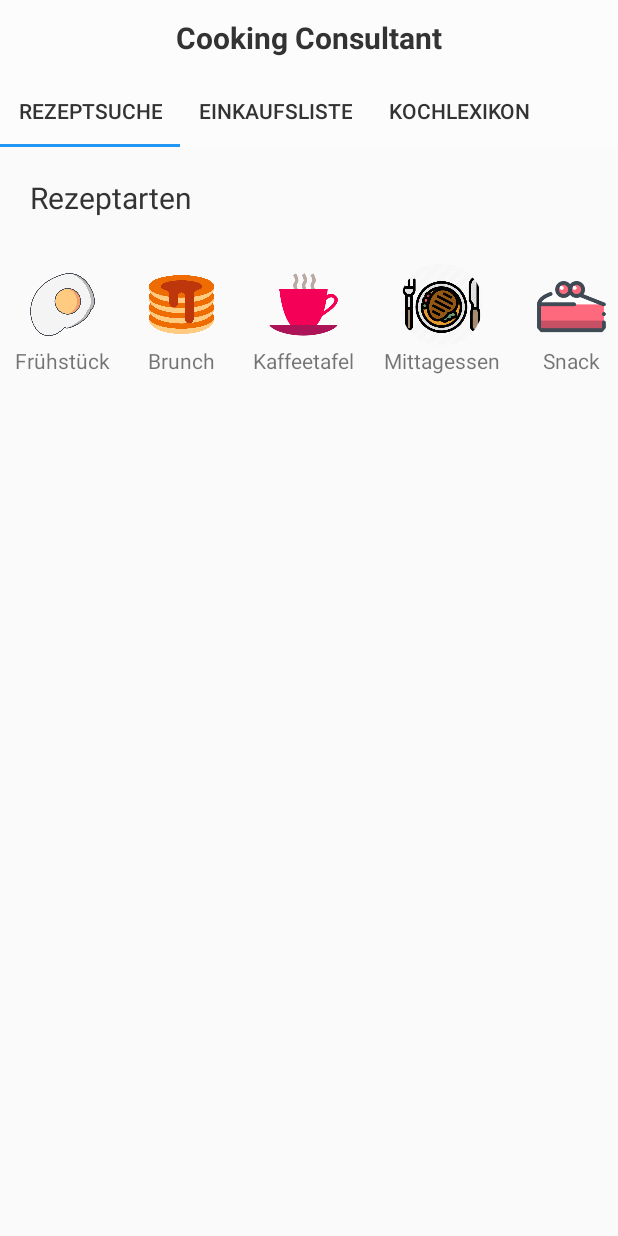
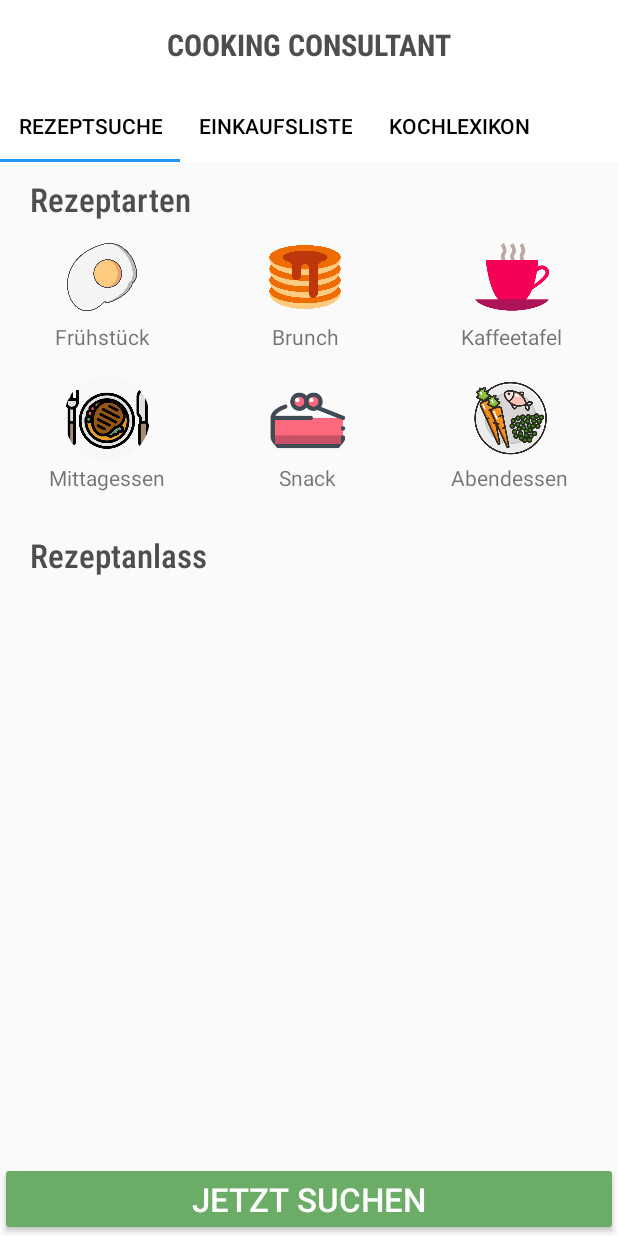
Before and after one commit to SalihColak/Cooking-Consultant, an Android app: the screen it shows after launch (ActivityMain), on a phone screen of 412 x 824 dp. Run offline under Robolectric (Android 15) with nearby library versions, the phone set to English and light mode, and no system bars; our stand-ins replace CircleImageView.

Commit message:
Design Aenderung

```diff
--- a/src/Android/app/src/main/java/cookingconsultant/app/gui/RezeptFragment.java
+++ b/src/Android/app/src/main/java/cookingconsultant/app/gui/RezeptFragment.java
@@ -21,7 +21,7 @@ public class RezeptFragment extends Fragment implements View.OnClickListener {
     View view;
 
     private List<String> rezeptartList = new ArrayList<>();
-    private final String BACKGROUND_COLOR = "#2c7582";
+    private final String BACKGROUND_COLOR = "#6BAD67";
 
     @Nullable
     @Override
@@ -56,10 +56,12 @@ public class RezeptFragment extends Fragment implements View.OnClickListener {
             rezeptartList.remove(circleImageView.getTag().toString());
             circleImageView.setActivated(false);
             circleImageView.setCircleBackgroundColor(Color.parseColor("#E4E4E4"));
+            circleImageView.setBorderColor(Color.parseColor("#E4E4E4"));
         }
         else{
             rezeptartList.add(circleImageView.getTag().toString());
             circleImageView.setActivated(true);
+            circleImageView.setBorderColor(Color.parseColor("#000000"));
             circleImageView.setCircleBackgroundColor(Color.parseColor(BACKGROUND_COLOR));
         }
 
--- a/src/Android/app/src/main/res/layout/activity_main.xml
+++ b/src/Android/app/src/main/res/layout/activity_main.xml
@@ -10,17 +10,19 @@
 
     <com.google.android.material.appbar.AppBarLayout
         android:layout_width="match_parent"
-        android:layout_height="50dp"
+        android:layout_height="60dp"
         app:elevation="0dp"
-        android:gravity="center">
+        android:gravity="center"
+        android:background="@color/colorPrimary">
 
         <TextView
             android:layout_width="wrap_content"
             android:layout_height="wrap_content"
-            android:text="Cooking Consultant"
-            android:textColor="#333"
+            android:text="COOKING CONSULTANT"
+            android:textColor="@color/appname"
             android:textSize="20sp"
-            android:textStyle="bold" />
+            android:textStyle="bold"
+            android:fontFamily="sans-serif-condensed"/>
 
     </com.google.android.material.appbar.AppBarLayout>
 
@@ -30,7 +32,6 @@
         android:layout_height="wrap_content"
         app:tabGravity="fill"
         app:tabMode="scrollable"
-        app:elevation="1dp"
         app:tabTextColor="@color/tabtextcolor"
         android:background="@color/colorPrimary"
         app:tabIndicatorColor="@color/tabindicatorcolor"></com.google.android.material.tabs.TabLayout>
--- a/src/Android/app/src/main/res/layout/rezept_fragment.xml
+++ b/src/Android/app/src/main/res/layout/rezept_fragment.xml
@@ -1,174 +1,236 @@
 <?xml version="1.0" encoding="utf-8"?>
-<LinearLayout xmlns:android="http://schemas.android.com/apk/res/android"
+<RelativeLayout xmlns:android="http://schemas.android.com/apk/res/android"
+    android:layout_width="match_parent"
+    android:layout_height="match_parent"
+    xmlns:app="http://schemas.android.com/apk/res-auto">
+
+    <ScrollView
+        android:layout_above="@id/rezepte_suchen_id"
+        android:id="@+id/scrollview_id"
         android:layout_width="match_parent"
         android:layout_height="wrap_content"
-    xmlns:app="http://schemas.android.com/apk/res-auto"
-    android:orientation="vertical">
-
-
-    <TextView
-        android:id="@+id/rezeptart_id"
-        android:layout_marginTop="20dp"
-        android:layout_marginStart="20dp"
-        android:layout_width="wrap_content"
-        android:layout_height="wrap_content"
-        android:text="Rezeptarten"
-        android:textSize="20sp"
-        android:textColor="@color/tabtextcolor"/>
-
-    <HorizontalScrollView
-        android:layout_width="match_parent"
-        android:layout_height="wrap_content"
-        android:layout_marginTop="20dp"
+        android:layout_alignParentTop="true"
+        android:layout_marginTop="0dp"
         android:scrollbars="none">
 
         <LinearLayout
             android:layout_width="match_parent"
             android:layout_height="wrap_content"
-            android:orientation="horizontal">
+            android:orientation="vertical">
+
+            <TextView
+                android:id="@+id/rezeptart_id"
+                android:layout_width="wrap_content"
+                android:layout_height="wrap_content"
+                android:layout_marginTop="10dp"
+                android:layout_marginStart="20dp"
+                android:text="Rezeptarten"
+                android:textColor="@color/appname"
+                android:textSize="22sp"
+                android:textStyle="bold"
+                android:fontFamily="sans-serif-condensed-light"/>
+
+            <LinearLayout
+                android:layout_width="match_parent"
+                android:layout_height="wrap_content"
+                android:orientation="horizontal"
+                android:weightSum="9">
 
                 <LinearLayout
                     android:layout_width="wrap_content"
                     android:layout_height="wrap_content"
+                    android:layout_weight="3"
                     android:orientation="vertical"
-                android:padding="10dp">
+                    android:padding="7dp">
 
                     <de.hdodenhof.circleimageview.CircleImageView
+                        android:id="@+id/fruehstueck_id"
+                        android:layout_width="60dp"
+                        android:layout_height="60dp"
+                        android:layout_gravity="center"
+                        android:src="@drawable/fruehstueck"
                         android:tag="fruehstueck"
-                    android:id="@+id/fruehstueck_id"
-                    android:layout_width="55dp"
-                    android:layout_height="55dp"
-                    android:src="@drawable/fruehstueck"
                         app:civ_circle_background_color="#E4E4E4"
-                    android:layout_gravity="center"/>
+                        app:civ_border_width="1sp"
+                        app:civ_border_color="@color/transparent"/>
 
                     <TextView
                         android:layout_width="wrap_content"
                         android:layout_height="wrap_content"
-                    android:text="Frühstück"
-                    android:layout_gravity="center"/>
+                        android:layout_gravity="center"
+                        android:text="Frühstück" />
 
                 </LinearLayout>
 
                 <LinearLayout
                     android:layout_width="wrap_content"
                     android:layout_height="wrap_content"
+                    android:layout_weight="3"
                     android:orientation="vertical"
-                android:padding="10dp">
+                    android:padding="7dp">
 
                     <de.hdodenhof.circleimageview.CircleImageView
+                        android:id="@+id/brunch_id"
+                        android:layout_width="60dp"
+                        android:layout_height="60dp"
+                        android:layout_gravity="center"
+                        android:src="@drawable/brunch"
                         android:tag="brunch"
-                    android:id="@+id/brunch_id"
-                    android:layout_width="55dp"
-                    android:layout_height="55dp"
-                    android:src="@drawable/brunch"
                         app:civ_circle_background_color="#E4E4E4"
-                    android:layout_gravity="center"/>
+                        app:civ_border_width="1sp"
+                        app:civ_border_color="@color/transparent"/>
 
                     <TextView
                         android:layout_width="wrap_content"
                         android:layout_height="wrap_content"
-                    android:text="Brunch"
-                    android:layout_gravity="center"/>
+                        android:layout_gravity="center"
+                        android:text="Brunch" />
 
                 </LinearLayout>
 
                 <LinearLayout
                     android:layout_width="wrap_content"
                     android:layout_height="wrap_content"
+                    android:layout_weight="3"
                     android:orientation="vertical"
-            android:padding="10dp">
+                    android:padding="7dp">
 
                     <de.hdodenhof.circleimageview.CircleImageView
+                        android:id="@+id/kafeetafel_id"
+                        android:layout_width="60dp"
+                        android:layout_height="60dp"
+                        android:layout_gravity="center"
+                        android:src="@drawable/kaffetafel"
                         android:tag="kafeetafel"
-                android:id="@+id/kafeetafel_id"
-                android:layout_width="55dp"
-                android:layout_height="55dp"
-                android:src="@drawable/kaffetafel"
                         app:civ_circle_background_color="#E4E4E4"
-                android:layout_gravity="center"/>
+                        app:civ_border_width="1sp"
+                        app:civ_border_color="@color/transparent"/>
 
                     <TextView
                         android:layout_width="wrap_content"
                         android:layout_height="wrap_content"
-                android:text="Kaffeetafel"
-                android:layout_gravity="center"/>
+                        android:layout_gravity="center"
+                        android:text="Kaffeetafel" />
+
+                </LinearLayout>
+
+            </LinearLayout>
+
+            <LinearLayout
+                android:layout_width="match_parent"
+                android:layout_height="wrap_content"
+                android:orientation="horizontal"
+                android:weightSum="9">
+
+                <LinearLayout
+                    android:layout_width="wrap_content"
+                    android:layout_height="wrap_content"
+                    android:layout_weight="3"
+                    android:orientation="vertical"
+                    android:padding="7dp">
+
+                    <de.hdodenhof.circleimageview.CircleImageView
+                        android:id="@+id/mittagessen_id"
+                        android:layout_width="60dp"
+                        android:layout_height="60dp"
+                        android:layout_gravity="center"
+                        android:src="@drawable/mittagessen"
+                        android:tag="mittagessen"
+                        app:civ_circle_background_color="#E4E4E4"
+                        app:civ_border_width="1sp"
+                        app:civ_border_color="@color/transparent"/>
+
+                    <TextView
+                        android:layout_width="wrap_content"
+                        android:layout_height="wrap_content"
+                        android:layout_gravity="center"
+                        android:text="Mittagessen" />
 
                 </LinearLayout>
 
                 <LinearLayout
                     android:layout_width="wrap_content"
                     android:layout_height="wrap_content"
+                    android:layout_weight="3"
                     android:orientation="vertical"
-                android:padding="10dp">
+                    android:padding="7dp">
 
                     <de.hdodenhof.circleimageview.CircleImageView
-                    android:tag="mittagessen"
-                    android:id="@+id/mittagessen_id"
-                    android:layout_width="55dp"
-                    android:layout_height="55dp"
-                    android:src="@drawable/mittagessen"
+                        android:id="@+id/snack_id"
+                        android:layout_width="60dp"
+                        android:layout_height="60dp"
+                        android:layout_gravity="center"
+                        android:src="@drawable/snack"
+                        android:tag="snack"
                         app:civ_circle_background_color="#E4E4E4"
-                    android:layout_gravity="center"/>
+                        app:civ_border_width="1sp"
+                        app:civ_border_color="@color/transparent"/>
 
                     <TextView
                         android:layout_width="wrap_content"
                         android:layout_height="wrap_content"
-                    android:text="Mittagessen"
-                    android:layout_gravity="center"/>
+                        android:layout_gravity="center"
+                        android:text="Snack" />
 
                 </LinearLayout>
 
                 <LinearLayout
                     android:layout_width="wrap_content"
                     android:layout_height="wrap_content"
+                    android:layout_weight="3"
                     android:orientation="vertical"
-                android:padding="10dp">
+                    android:padding="7dp">
 
                     <de.hdodenhof.circleimageview.CircleImageView
-                    android:tag="snack"
-                    android:id="@+id/snack_id"
-                    android:layout_width="55dp"
-                    android:layout_height="55dp"
-                    android:src="@drawable/snack"
+                        android:id="@+id/abendessen_id"
+                        android:layout_width="60dp"
+                        android:layout_height="60dp"
+                        android:layout_gravity="center"
+                        android:src="@drawable/abendessen"
+                        android:tag="abendessen"
                         app:civ_circle_background_color="#E4E4E4"
-                    android:layout_gravity="center"/>
+                        app:civ_border_width="1sp"
+                        app:civ_border_color="@color/transparent"/>
 
                     <TextView
                         android:layout_width="wrap_content"
                         android:layout_height="wrap_content"
-                    android:text="Snack"
-                    android:layout_gravity="center"/>
+                        android:layout_gravity="center"
+                        android:text="Abendessen" />
 
                 </LinearLayout>
 
-            <LinearLayout
-                android:layout_width="wrap_content"
-                android:layout_height="wrap_content"
-                android:orientation="vertical"
-                android:padding="10dp">
-
-                <de.hdodenhof.circleimageview.CircleImageView
-                    android:tag="abendessen"
-                    android:id="@+id/abendessen_id"
-                    android:layout_width="55dp"
-                    android:layout_height="55dp"
-                    android:src="@drawable/abendessen"
-                    app:civ_circle_background_color="#E4E4E4"
-                    android:layout_gravity="center"/>
-
-                <TextView
-                    android:layout_width="wrap_content"
-                    android:layout_height="wrap_content"
-                    android:text="Abendessen"
-                    android:layout_gravity="center"/>
 
             </LinearLayout>
 
+            <TextView
+                android:id="@+id/rezeptanlass_id"
+                android:layout_width="wrap_content"
+                android:layout_height="wrap_content"
+                android:layout_marginStart="20dp"
+                android:layout_marginTop="20dp"
+                android:text="Rezeptanlass"
+                android:textColor="@color/appname"
+                android:textSize="22sp"
+                android:textStyle="bold"
+                android:fontFamily="sans-serif-condensed-light" />
+
+
         </LinearLayout>
 
-    </HorizontalScrollView>
+
+    </ScrollView>
+
+    <Button
+        android:id="@+id/rezepte_suchen_id"
+        style="@style/Widget.AppCompat.Button.Colored"
+        android:layout_width="match_parent"
+        android:layout_height="wrap_content"
+        android:layout_alignParentBottom="true"
+
+        android:text="Jetzt Suchen"
+        android:textSize="22sp" />
 
 
 
-</LinearLayout>
+</RelativeLayout>
--- a/src/Android/app/src/main/res/values/colors.xml
+++ b/src/Android/app/src/main/res/values/colors.xml
@@ -1,9 +1,12 @@
 <?xml version="1.0" encoding="utf-8"?>
 <resources>
-    <color name="colorPrimary">#FCFCFC</color>
-    <color name="colorPrimaryDark">#707070</color>
-    <color name="colorAccent">#D81B60</color>
+    <color name="colorPrimary">#FFFFFF</color>
+    <color name="colorPrimaryDark">#6BAD67</color>
+    <color name="colorAccent">#6BAD67</color>
     <color name="white">#ffffff</color>
-    <color name="tabtextcolor">#333</color>
+    <color name="tabtextcolor">#000000</color>
+    <color name="appname">#4E4E4E</color>
+    <color name="transparent">#00000000</color>
     <color name="tabindicatorcolor">#2196F3</color>
+    <color name="tablayout">#67F039</color>
 </resources>
```
Lines whose indentation alone changed are shown as unchanged.
